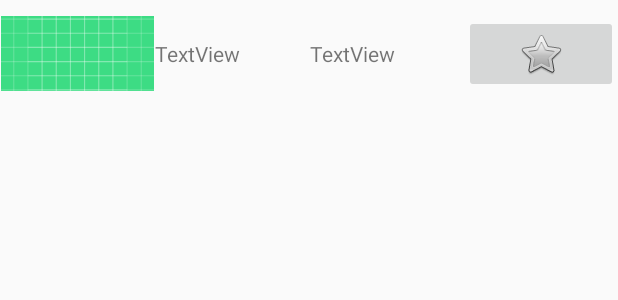
After one commit to AmirMohammadFakhimi/Project-Mobile-Programming-Spring-2022-Android, an Android app: the layout cryptocurrencies_recycler_view_row.xml on its own in the app's theme, with its tools: preview values and no code run, on a phone screen of 412 x 824 dp. The commit adds this screen. Shown: the top 300 px of the screen. Run offline under Robolectric (Android 15) with nearby library versions, the phone set to English and light mode, and no system bars; network calls fail.

Commit message:
list of cryptocurrencies almost completed.

```diff
--- a/app/src/main/AndroidManifest.xml
+++ b/app/src/main/AndroidManifest.xml
@@ -2,6 +2,10 @@
 <manifest xmlns:android="http://schemas.android.com/apk/res/android"
     xmlns:tools="http://schemas.android.com/tools"
     package="edu.sharif.cryptocurrency">
+
+    <uses-permission android:name="android.permission.ACCESS_WIFI_STATE" />
+    <uses-permission android:name="android.permission.ACCESS_NETWORK_STATE" />
+    <uses-permission android:name="android.permission.INTERNET" />
 
     <application
         android:allowBackup="true"
--- a/app/src/main/java/edu/sharif/cryptocurrency/CryptocurrencyRoomDatabase.java
+++ b/app/src/main/java/edu/sharif/cryptocurrency/CryptocurrencyRoomDatabase.java
@@ -5,8 +5,10 @@ import android.content.Context;
 import androidx.room.Database;
 import androidx.room.Room;
 import androidx.room.RoomDatabase;
+import androidx.room.TypeConverters;
 
 @Database(entities = {Cryptocurrency.class}, version = 3)
+@TypeConverters({Converters.class})
 public abstract class CryptocurrencyRoomDatabase extends RoomDatabase {
     public abstract CryptocurrencyDao cryptocurrencyDao();
 
--- a/app/src/main/java/edu/sharif/cryptocurrency/MainActivity.java
+++ b/app/src/main/java/edu/sharif/cryptocurrency/MainActivity.java
@@ -23,9 +23,6 @@ public class MainActivity extends AppCompatActivity {
         binding = ActivityMainBinding.inflate(getLayoutInflater());
         setContentView(binding.getRoot());
 
-        BottomNavigationView navView = findViewById(R.id.nav_view);
-        // Passing each menu ID as a set of Ids because each
-        // menu should be considered as top level destinations.
         AppBarConfiguration appBarConfiguration = new AppBarConfiguration.Builder(
                 R.id.navigation_home, R.id.navigation_exchange_rate, R.id.navigation_virtual_trading)
                 .build();
--- a/app/src/main/java/edu/sharif/cryptocurrency/ui/exchange_rate/ExchangeRateFragment.java
+++ b/app/src/main/java/edu/sharif/cryptocurrency/ui/exchange_rate/ExchangeRateFragment.java
@@ -8,7 +8,6 @@ import android.widget.TextView;
 
 import androidx.annotation.NonNull;
 import androidx.fragment.app.Fragment;
-import androidx.lifecycle.ViewModelProvider;
 
 import edu.sharif.cryptocurrency.databinding.FragmentExchangeRateBinding;
 
--- /dev/null
+++ b/app/src/main/res/layout/cryptocurrencies_recycler_view_row.xml
@@ -0,0 +1,52 @@
+<?xml version="1.0" encoding="utf-8"?>
+<LinearLayout xmlns:android="http://schemas.android.com/apk/res/android"
+    xmlns:app="http://schemas.android.com/apk/res-auto"
+    xmlns:tools="http://schemas.android.com/tools"
+    android:layout_width="match_parent"
+    android:layout_height="wrap_content"
+    android:layout_gravity="start|left"
+    android:layout_marginTop="10dp"
+    android:gravity="center_vertical"
+    android:weightSum="4">
+
+    <androidx.constraintlayout.widget.ConstraintLayout
+        android:layout_width="match_parent"
+        android:layout_height="50dp"
+        android:layout_weight="1">
+
+        <ImageView
+            android:id="@+id/imageView"
+            android:layout_width="wrap_content"
+            android:layout_height="0dp"
+            android:layout_weight="1"
+            app:layout_constraintBottom_toBottomOf="parent"
+            app:layout_constraintDimensionRatio="1:1"
+            app:layout_constraintEnd_toEndOf="parent"
+            app:layout_constraintStart_toStartOf="parent"
+            app:layout_constraintTop_toTopOf="parent"
+            tools:srcCompat="@drawable/ic_launcher_background" />
+    </androidx.constraintlayout.widget.ConstraintLayout>
+
+    <TextView
+        android:id="@+id/name"
+        android:layout_width="match_parent"
+        android:layout_height="wrap_content"
+        android:layout_weight="1"
+        android:text="TextView" />
+
+    <TextView
+        android:id="@+id/price"
+        android:layout_width="match_parent"
+        android:layout_height="wrap_content"
+        android:layout_weight="1"
+        android:text="TextView" />
+
+    <ImageButton
+        android:id="@+id/starButton"
+        android:layout_width="match_parent"
+        android:layout_height="wrap_content"
+        android:layout_weight="1"
+        android:contentDescription="@string/favorites"
+        app:srcCompat="@android:drawable/btn_star_big_off" />
+
+</LinearLayout>
--- a/app/src/main/res/values/strings.xml
+++ b/app/src/main/res/values/strings.xml
@@ -3,4 +3,7 @@
     <string name="title_home">Home</string>
     <string name="title_exchange_rate">Exchange Rate</string>
     <string name="title_virtual_trading">Virtual Trading</string>
+
+    <string name="favorites">Favorites</string>
+    <string name="cryptocurrencies">Cryptocurrencies</string>
 </resources>
```
Also changed, not shown: app/src/main/java/edu/sharif/cryptocurrency/CryptocurrenciesRecyclerViewAdaptor.java (added, +125 -0 lines), app/src/main/java/edu/sharif/cryptocurrency/Cryptocurrency.java (+10 -5 lines), app/src/main/java/edu/sharif/cryptocurrency/CryptocurrencyDao.java (+5 -2 lines), app/src/main/java/edu/sharif/cryptocurrency/CryptocurrencyRepository.java (+21 -11 lines), app/src/main/java/edu/sharif/cryptocurrency/CryptocurrencyViewModel.java (+7 -2 lines), app/src/main/java/edu/sharif/cryptocurrency/ui/home/HomeFragment.java (+27 -45 lines), app/src/main/res/layout/fragment_home.xml (+38 -4 lines), 1 other file.
